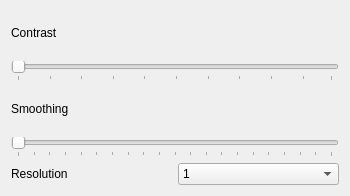
tmramalho/bigCellBrotherGUI, file views/improveimage.ui: the form before one commit.
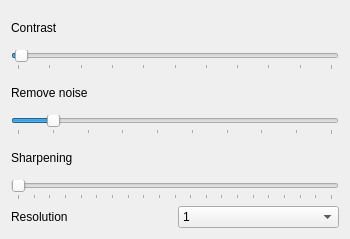
The form after the commit.

What changed in the file:
```diff
--- a/views/improveimage.ui
+++ b/views/improveimage.ui
@@ -7,7 +7,7 @@
     <x>0</x>
     <y>0</y>
     <width>350</width>
-    <height>196</height>
+    <height>239</height>
    </rect>
   </property>
   <property name="sizePolicy">
@@ -22,6 +22,32 @@
   <layout class="QGridLayout" name="gridLayout">
    <item row="0" column="0">
     <layout class="QGridLayout" name="gridLayout_2">
+     <item row="8" column="1">
+      <widget class="QComboBox" name="doubleRes">
+       <item>
+        <property name="text">
+         <string>1</string>
+        </property>
+       </item>
+       <item>
+        <property name="text">
+         <string>2</string>
+        </property>
+       </item>
+       <item>
+        <property name="text">
+         <string>4</string>
+        </property>
+       </item>
+      </widget>
+     </item>
+     <item row="4" column="0">
+      <widget class="QLabel" name="label_4">
+       <property name="text">
+        <string>Remove noise</string>
+       </property>
+      </widget>
+     </item>
      <item row="2" column="0">
       <widget class="QLabel" name="label">
        <property name="text">
@@ -29,27 +55,7 @@
        </property>
       </widget>
      </item>
-     <item row="4" column="0">
-      <widget class="QLabel" name="label_2">
-       <property name="text">
-        <string>Smoothing</string>
-       </property>
-      </widget>
-     </item>
-     <item row="3" column="0" colspan="2">
-      <widget class="QSlider" name="contrastSlider">
-       <property name="orientation">
-        <enum>Qt::Horizontal</enum>
-       </property>
-       <property name="tickPosition">
-        <enum>QSlider::TicksBelow</enum>
-       </property>
-       <property name="tickInterval">
-        <number>10</number>
-       </property>
-      </widget>
-     </item>
-     <item row="5" column="0" colspan="2">
+     <item row="7" column="0" colspan="2">
       <widget class="QSlider" name="smoothSlider">
        <property name="minimum">
         <number>1</number>
@@ -68,30 +74,62 @@
        </property>
       </widget>
      </item>
-     <item row="6" column="0">
+     <item row="8" column="0">
       <widget class="QLabel" name="label_3">
        <property name="text">
         <string>Resolution</string>
        </property>
       </widget>
      </item>
-     <item row="6" column="1">
-      <widget class="QComboBox" name="doubleRes">
-       <item>
-        <property name="text">
-         <string>1</string>
-        </property>
-       </item>
-       <item>
-        <property name="text">
-         <string>2</string>
-        </property>
-       </item>
-       <item>
-        <property name="text">
-         <string>4</string>
-        </property>
-       </item>
+     <item row="3" column="0" colspan="2">
+      <widget class="QSlider" name="contrastSlider">
+       <property name="minimum">
+        <number>-1</number>
+       </property>
+       <property name="orientation">
+        <enum>Qt::Horizontal</enum>
+       </property>
+       <property name="tickPosition">
+        <enum>QSlider::TicksBelow</enum>
+       </property>
+       <property name="tickInterval">
+        <number>10</number>
+       </property>
+      </widget>
+     </item>
+     <item row="6" column="0">
+      <widget class="QLabel" name="label_2">
+       <property name="text">
+        <string>Sharpening</string>
+       </property>
+      </widget>
+     </item>
+     <item row="5" column="0" colspan="2">
+      <widget class="QSlider" name="noiseSlider">
+       <property name="minimum">
+        <number>0</number>
+       </property>
+       <property name="maximum">
+        <number>27</number>
+       </property>
+       <property name="singleStep">
+        <number>1</number>
+       </property>
+       <property name="pageStep">
+        <number>10</number>
+       </property>
+       <property name="value">
+        <number>3</number>
+       </property>
+       <property name="orientation">
+        <enum>Qt::Horizontal</enum>
+       </property>
+       <property name="tickPosition">
+        <enum>QSlider::TicksBelow</enum>
+       </property>
+       <property name="tickInterval">
+        <number>3</number>
+       </property>
       </widget>
      </item>
     </layout>
```
